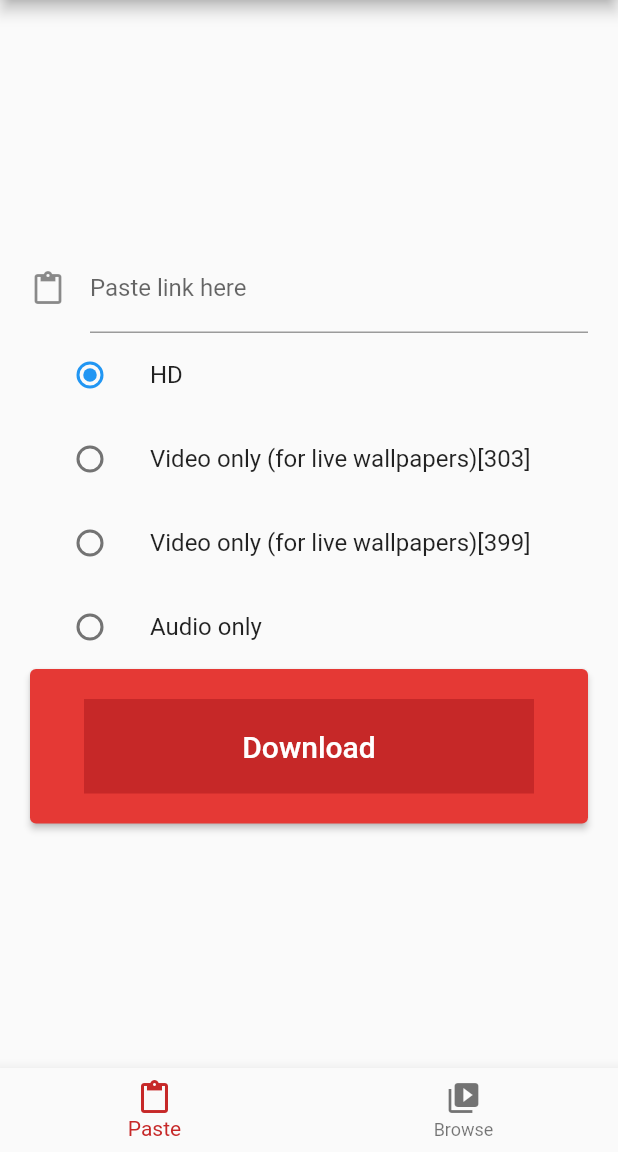
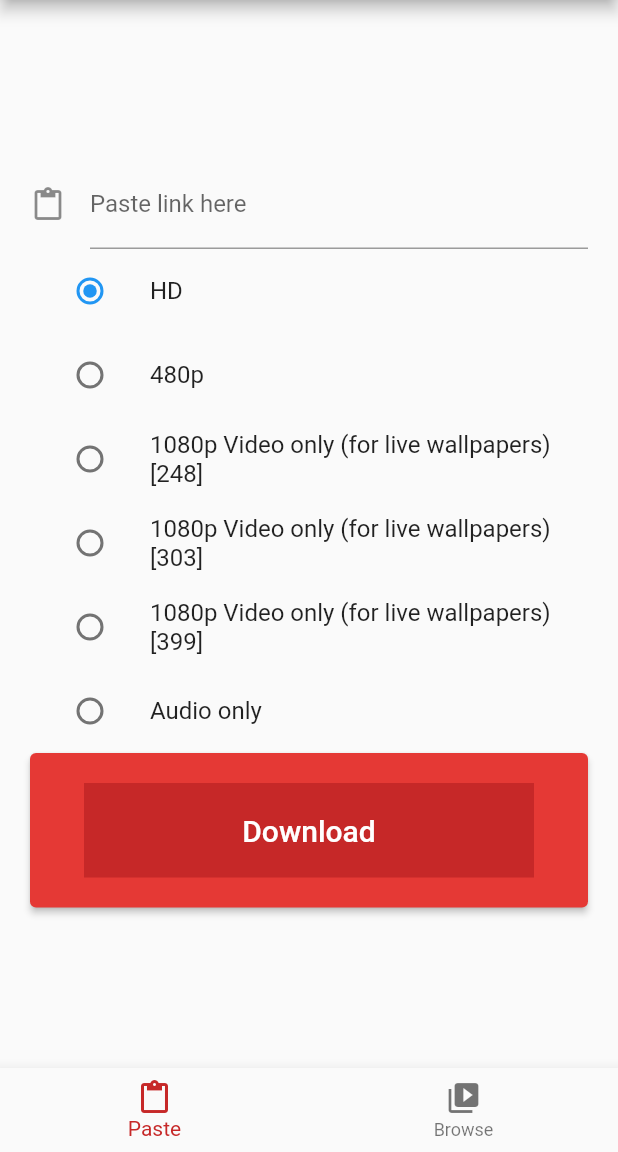
Before and after one commit to rahulNetkar/Youtube-Video-Downloader, a Flutter app: the screen it shows after launch, on a phone screen of 412 x 824 dp, the part 84-1236 px from its top. Run offline on Flutter 3.47's test engine with Material 2 defaults, Android fonts, the phone set to English and light mode, and no system bars; our stand-ins replace webview_flutter; missing offline and left inert: flutter_youtube_downloader.

Commit message:
minor changes

```diff
--- a/ytdown/lib/Screens/paste_link.dart
+++ b/ytdown/lib/Screens/paste_link.dart
@@ -38,7 +38,32 @@ class _PasteLinkState extends State<PasteLink> {
               ),
             ),
             ListTile(
-              title: const Text('Video only (for live wallpapers)[303]'),
+              title: const Text('480p'),
+              leading: Radio<int>(
+                value: 59,
+                groupValue: _itag,
+                onChanged: (int? value) {
+                  setState(() {
+                    _itag = value!;
+                  });
+                },
+              ),
+            ),
+            ListTile(
+              title:
+                  const Text('1080p Video only (for live wallpapers) [248] '),
+              leading: Radio<int>(
+                value: 248,
+                groupValue: _itag,
+                onChanged: (int? value) {
+                  setState(() {
+                    _itag = value!;
+                  });
+                },
+              ),
+            ),
+            ListTile(
+              title: const Text('1080p Video only (for live wallpapers)[303]'),
               leading: Radio<int>(
                 groupValue: _itag,
                 value: 303,
@@ -50,7 +75,7 @@ class _PasteLinkState extends State<PasteLink> {
               ),
             ),
             ListTile(
-              title: const Text('Video only (for live wallpapers)[399]'),
+              title: const Text('1080p Video only (for live wallpapers)[399]'),
               leading: Radio<int>(
                 groupValue: _itag,
                 value: 399,
```
Also changed, not shown: ytdown/lib/Screens/browser.dart (+27 -2 lines).
